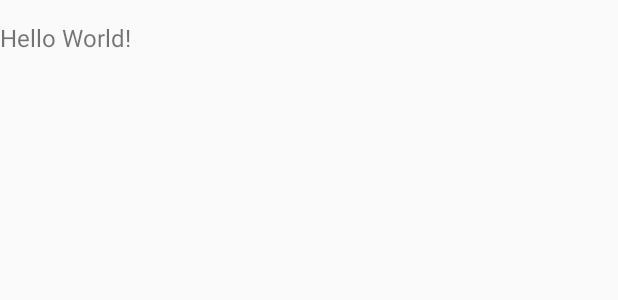
After one commit to sw19-tug/morning03, an Android app: the layout tool_chooser_menu.xml on its own in the app's theme, with its tools: preview values and no code run, on a phone screen of 412 x 824 dp. The commit adds this screen. Shown: the top 300 px of the screen. Run offline under Robolectric (Android 15) with nearby library versions, the phone set to English and light mode, and no system bars.

Commit message:
PAINT-001 add bottom sheet for menu chooser [MM, RT]

```diff
--- a/app/src/main/java/sw19/moring03/paint/MainActivity.java
+++ b/app/src/main/java/sw19/moring03/paint/MainActivity.java
@@ -38,4 +38,9 @@ public class MainActivity extends AppCompatActivity {
 
         return super.onOptionsItemSelected(item);
     }
+
+    public void showToolChooserMenu(MenuItem item) {
+        ToolChooserMenuBottomSheetDialog toolChooserMenu = ToolChooserMenuBottomSheetDialog.newInstance();
+        toolChooserMenu.show(getSupportFragmentManager(), "toolChooserMenu");
+    }
 }
--- /dev/null
+++ b/app/src/main/res/layout/tool_chooser_menu.xml
@@ -0,0 +1,15 @@
+<LinearLayout
+    xmlns:android="http://schemas.android.com/apk/res/android"
+    android:id="@+id/toolChooserMenu"
+    android:layout_width="match_parent"
+    android:layout_height="wrap_content"
+    android:orientation="vertical">
+
+    <TextView
+        android:layout_width="wrap_content"
+        android:gravity="center"
+        android:text="Hello World!"
+        android:textSize="16sp"
+        android:layout_height="50dp" />
+
+</LinearLayout>
--- a/app/src/main/res/menu/main_menu.xml
+++ b/app/src/main/res/menu/main_menu.xml
@@ -8,6 +8,7 @@
         android:orderInCategory="100"
         android:icon="@drawable/ic_brush_black_24dp"
         android:title="@string/toolChooserButton"
+        android:onClick="showToolChooserMenu"
         app:showAsAction="ifRoom" />
 
 </menu>
```
Also changed, not shown: app/src/main/java/sw19/moring03/paint/ToolChooserMenuBottomSheetDialog.java (added, +19 -0 lines).
